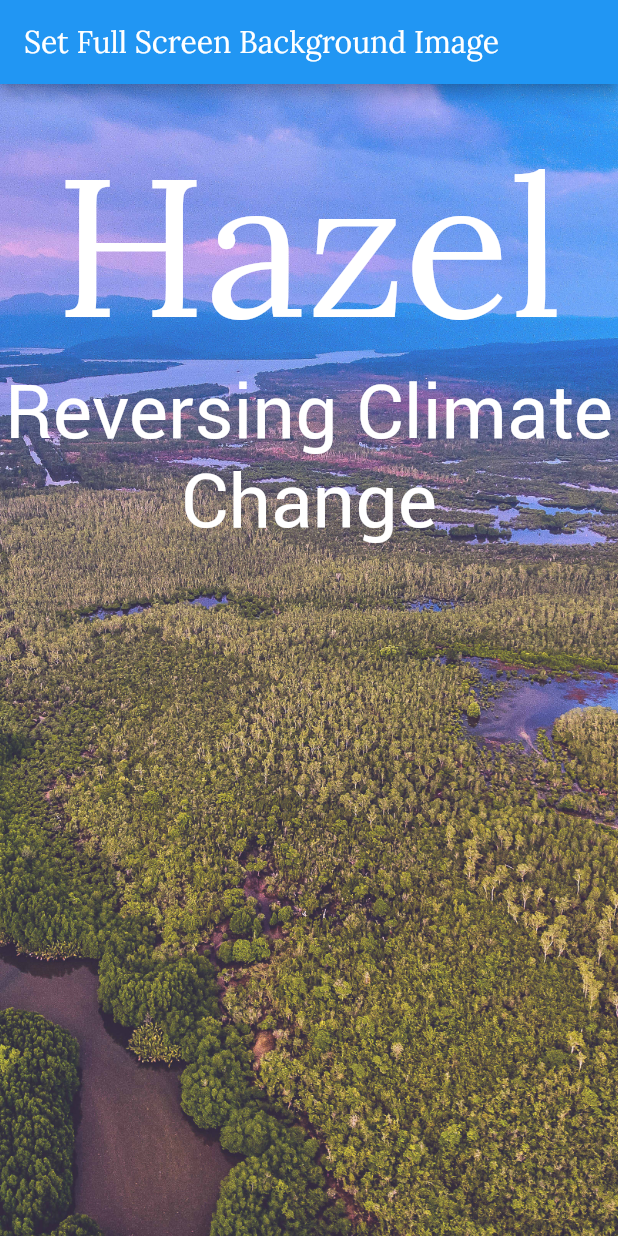
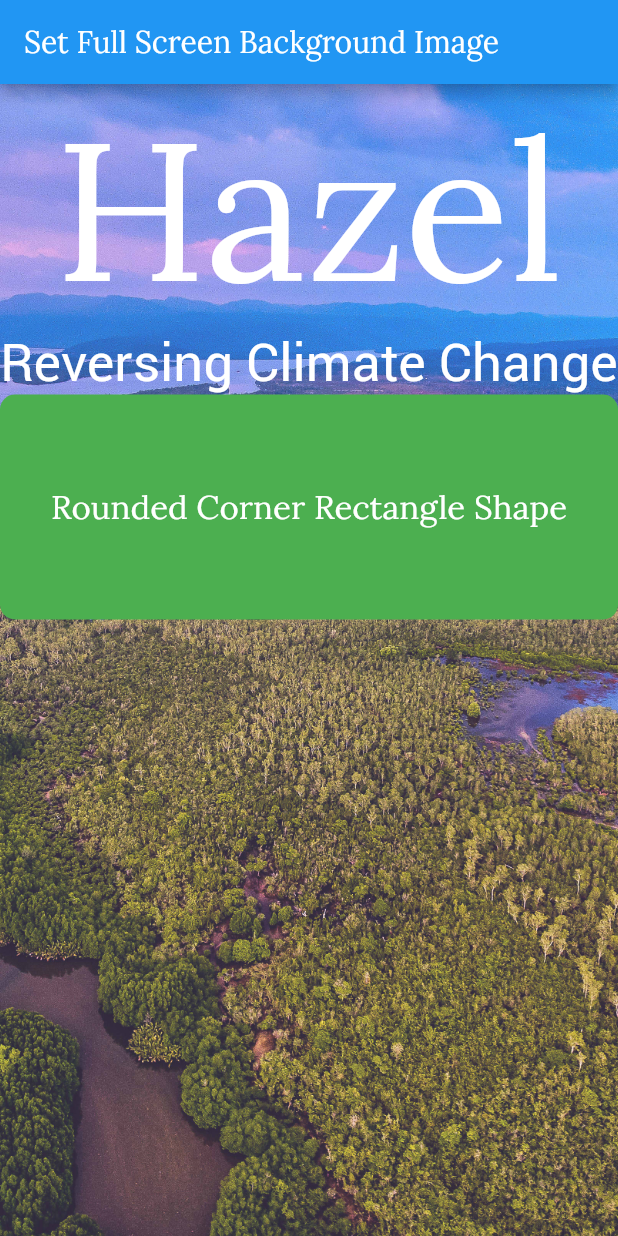
Before and after one commit to ntjim/1330-HazelSite, a Flutter app: the screen it shows after launch, on a phone screen of 412 x 824 dp. Run offline on Flutter 3.47's test engine with Material 2 defaults, Android fonts, the phone set to English and light mode, and no system bars.

Commit message:
main draft

```diff
--- a/hazel/lib/main.dart
+++ b/hazel/lib/main.dart
@@ -22,32 +22,42 @@ class MyApp extends StatelessWidget {
                         image: DecorationImage(
                             image: AssetImage('assets/sc-delta-web.jpg'),
                             fit: BoxFit.cover)),
-                    child: Align(
+                    child: ListView(
+                      children: [
+                        Align(
                             alignment: Alignment(0.0, -0.9),
-                        child: RichText(
-                          text: TextSpan(
-                              text: 'Hazel\n',
+                            child: Text('Hazel',
                                 style: TextStyle(
                                     color: Colors.white,
                                     fontSize: 130,
-                                  fontFamily: 'Lora'),
-                              children: [
-                                TextSpan(
-                                    text: 'Reversing Climate Change',
+                                    fontFamily: 'Lora'))),
+                        Align(
+                            alignment: Alignment(0.0, -0.85),
+                            child: Text('Reversing Climate Change',
                                 style: TextStyle(
                                     color: Colors.white,
-                                        fontSize: 50,
+                                    fontSize: 35,
                                     fontFamily: 'Roboto',
-                                        fontWeight: FontWeight.w400))
-                              ]),
+                                    fontWeight: FontWeight.w100))),
+                        Container(
+                          height: 150.0,
+                          width: 300.0,
+                          color: Colors.transparent,
+                          child: Container(
+                              decoration: BoxDecoration(
+                                  color: Colors.green,
+                                  borderRadius:
+                                      BorderRadius.all(Radius.circular(10.0))),
+                              child: new Center(
+                                child: new Text(
+                                  "Rounded Corner Rectangle Shape",
+                                  style: TextStyle(
+                                      color: Colors.white, fontSize: 22),
                                   textAlign: TextAlign.center,
+                                ),
+                              )),
                         )
-
-                        // child: Text(
-                        //   'Hazel \n Reversing Climate Change',
-                        //   textAlign: TextAlign.center,
-                        //   style: TextStyle(color: Colors.white, fontSize: 130),
-                        // ),
+                      ],
                     )))));
   }
 }
```
Lines whose indentation alone changed are shown as unchanged.
